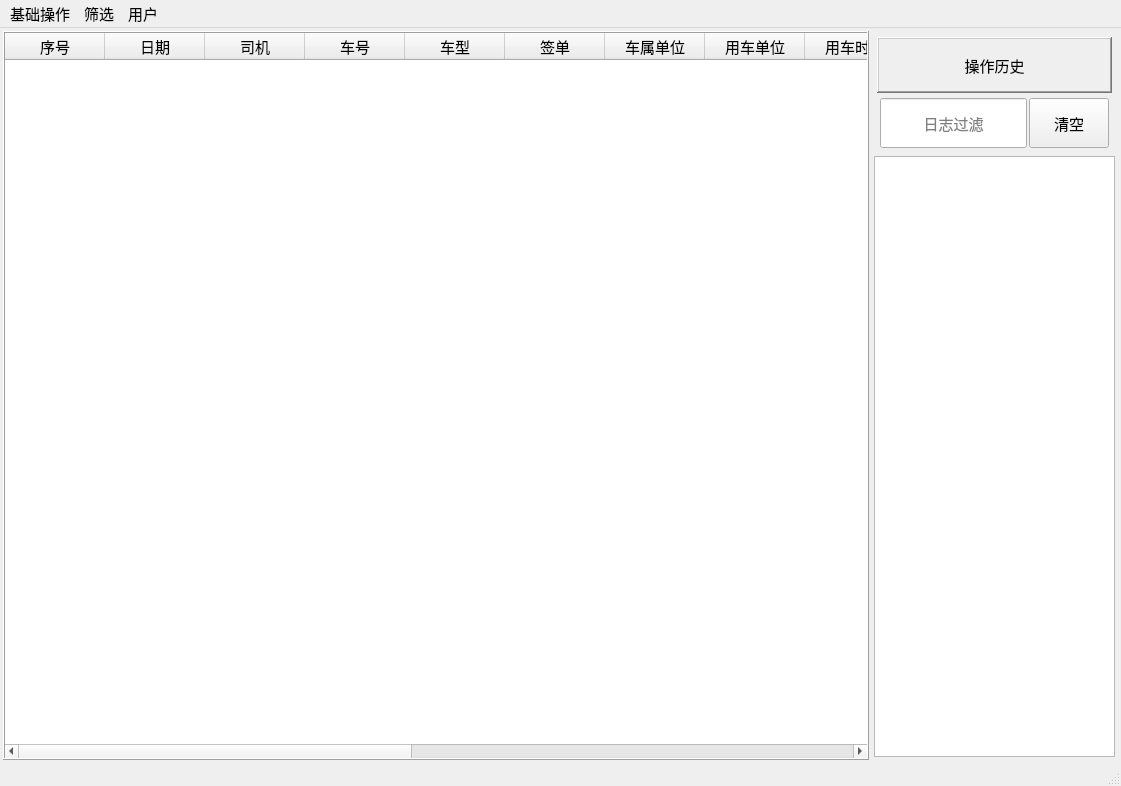
Old version of the form widgets/shared_table_widget/shared_table_widget.ui in the repository cockmake/SharedTable.
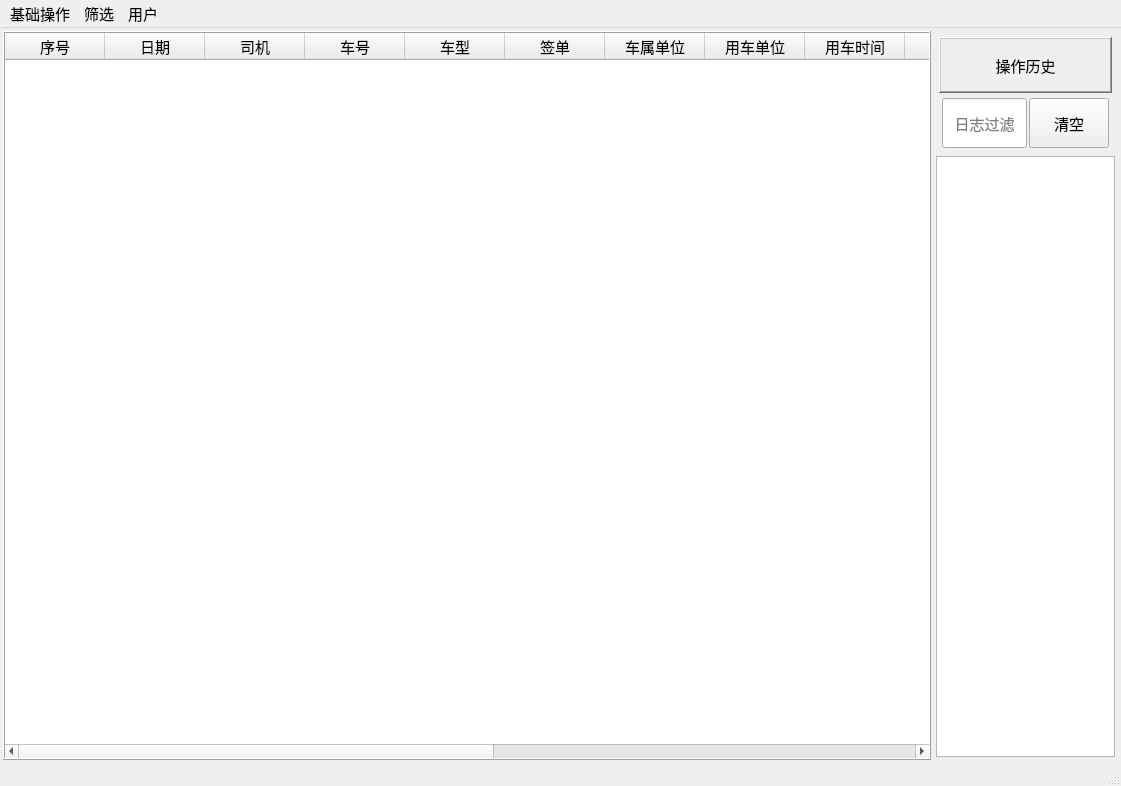
New version of the form. Icons and pictures are not drawn. Custom widgets are drawn as their Qt base class.

The edit to the form file:
```diff
--- a/widgets/shared_table_widget/shared_table_widget.ui
+++ b/widgets/shared_table_widget/shared_table_widget.ui
@@ -23,7 +23,7 @@
     <normaloff>:/icons/main.ico</normaloff>:/icons/main.ico</iconset>
   </property>
   <widget class="QWidget" name="centralwidget">
-   <layout class="QHBoxLayout" name="horizontalLayout_3" stretch="7,2">
+   <layout class="QHBoxLayout" name="horizontalLayout_3" stretch="5,1">
     <property name="spacing">
      <number>2</number>
     </property>
```
